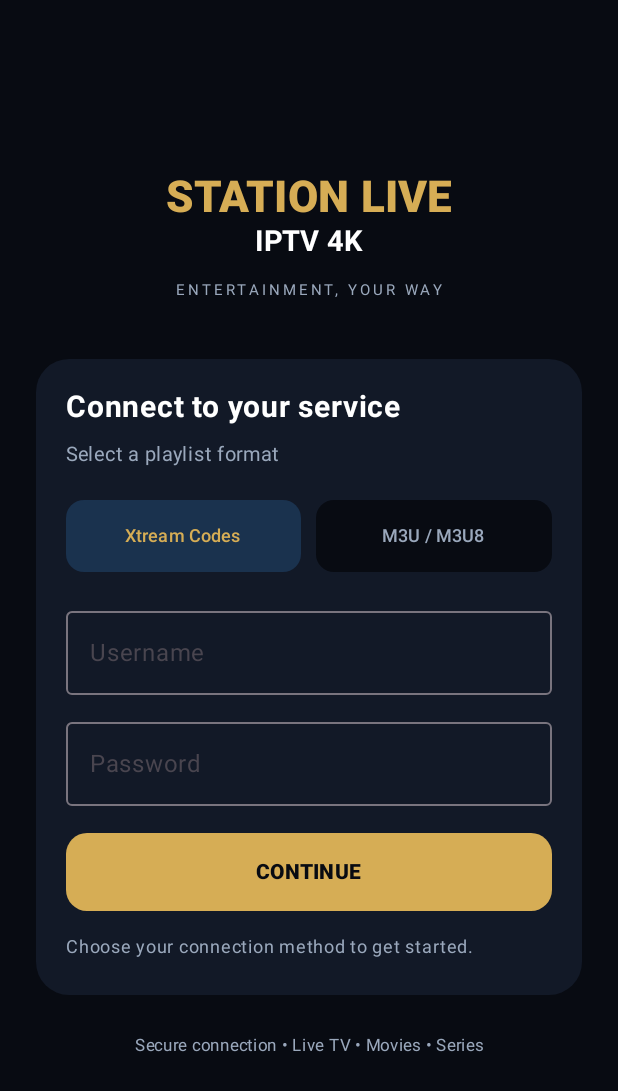
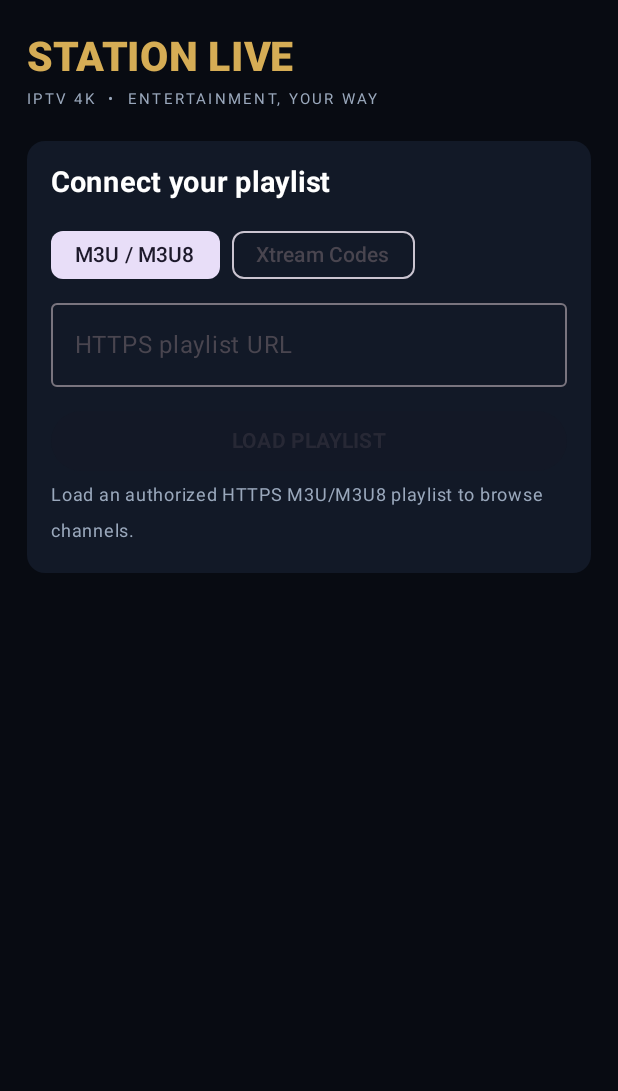
Before and after one commit to stationliveiptv/Tiviate, an Android app built with Jetpack Compose: the screen it shows after launch (MainActivity), on a phone screen of 412 x 824 dp. Shown: the top 1091 px of the screen. Run offline under Robolectric (Android 15) with nearby library versions, the phone set to English and light mode, and no system bars.

Commit message:
feat(android): add M3U browsing and Media3 playback screen

```diff
--- a/android/app/src/main/java/com/stationlive/iptv4k/MainActivity.kt
+++ b/android/app/src/main/java/com/stationlive/iptv4k/MainActivity.kt
@@ -4,28 +4,14 @@ import android.os.Bundle
 import androidx.activity.ComponentActivity
 import androidx.activity.compose.setContent
 import androidx.compose.foundation.background
-import androidx.compose.foundation.layout.Arrangement
-import androidx.compose.foundation.layout.Column
-import androidx.compose.foundation.layout.Row
-import androidx.compose.foundation.layout.Spacer
-import androidx.compose.foundation.layout.fillMaxSize
-import androidx.compose.foundation.layout.fillMaxWidth
-import androidx.compose.foundation.layout.height
-import androidx.compose.foundation.layout.padding
+import androidx.compose.foundation.clickable
+import androidx.compose.foundation.layout.*
+import androidx.compose.foundation.lazy.LazyColumn
+import androidx.compose.foundation.lazy.items
 import androidx.compose.foundation.shape.RoundedCornerShape
 import androidx.compose.foundation.text.KeyboardOptions
-import androidx.compose.material3.Button
-import androidx.compose.material3.ButtonDefaults
-import androidx.compose.material3.MaterialTheme
-import androidx.compose.material3.OutlinedTextField
-import androidx.compose.material3.Surface
-import androidx.compose.material3.Text
-import androidx.compose.material3.TextButton
-import androidx.compose.runtime.Composable
-import androidx.compose.runtime.getValue
-import androidx.compose.runtime.mutableStateOf
-import androidx.compose.runtime.remember
-import androidx.compose.runtime.setValue
+import androidx.compose.material3.*
+import androidx.compose.runtime.*
 import androidx.compose.ui.Alignment
 import androidx.compose.ui.Modifier
 import androidx.compose.ui.graphics.Color
@@ -34,6 +20,14 @@ import androidx.compose.ui.text.input.KeyboardType
 import androidx.compose.ui.text.input.PasswordVisualTransformation
 import androidx.compose.ui.unit.dp
 import androidx.compose.ui.unit.sp
+import androidx.compose.ui.viewinterop.AndroidView
+import androidx.lifecycle.lifecycleScope
+import androidx.media3.common.MediaItem
+import androidx.media3.exoplayer.ExoPlayer
+import androidx.media3.ui.PlayerView
+import kotlinx.coroutines.Dispatchers
+import kotlinx.coroutines.launch
+import kotlinx.coroutines.withContext
 
 private val Night = Color(0xFF080B12)
 private val Panel = Color(0xFF121927)
@@ -44,95 +38,137 @@ private val Muted = Color(0xFF9AA8BC)
 class MainActivity : ComponentActivity() {
     override fun onCreate(savedInstanceState: Bundle?) {
         super.onCreate(savedInstanceState)
-        setContent { StationLiveApp() }
+        val player = ExoPlayer.Builder(this).build()
+        lifecycleScope.launch {
+            setContent {
+                StationLiveApp(
+                    onLoadPlaylist = { url, done ->
+                        lifecycleScope.launch {
+                            val result = withContext(Dispatchers.IO) {
+                                runCatching { M3uRepository.loadFromUrl(url) }
+                            }
+                            done(result)
+                        }
+                    },
+                    onPlay = { streamUrl -> player.setMediaItem(MediaItem.fromUri(streamUrl)); player.prepare(); player.play() },
+                    player = player
+                )
+            }
+        }
+    }
+
+    override fun onDestroy() {
+        super.onDestroy()
+        // Player lifecycle is owned by the Activity.
     }
 }
 
 private enum class SourceMode { XTREAM, M3U }
 
 @Composable
-private fun StationLiveApp() {
-    var mode by remember { mutableStateOf(SourceMode.XTREAM) }
+private fun StationLiveApp(
+    onLoadPlaylist: (String, (Result<List<M3uEntry>>) -> Unit) -> Unit,
+    onPlay: (String) -> Unit,
+    player: ExoPlayer
+) {
+    var mode by remember { mutableStateOf(SourceMode.M3U) }
     var username by remember { mutableStateOf("") }
     var password by remember { mutableStateOf("") }
     var playlistUrl by remember { mutableStateOf("") }
-    var message by remember { mutableStateOf("Choose your connection method to get started.") }
+    var entries by remember { mutableStateOf(emptyList<M3uEntry>()) }
+    var search by remember { mutableStateOf("") }
+    var selectedGroup by remember { mutableStateOf("All") }
+    var message by remember { mutableStateOf("Load an authorized HTTPS M3U/M3U8 playlist to browse channels.") }
+    var loading by remember { mutableStateOf(false) }
+    val groups = remember(entries) { listOf("All") + entries.mapNotNull { it.group }.distinct().sorted() }
+    val visible = remember(entries, search, selectedGroup) {
+        entries.filter {
+            (selectedGroup == "All" || it.group == selectedGroup) &&
+                (search.isBlank() || it.title.contains(search, true) || it.group.orEmpty().contains(search, true))
+        }
+    }
 
     MaterialTheme {
-        Surface(modifier = Modifier.fillMaxSize(), color = Night) {
-            Column(
-                modifier = Modifier.fillMaxSize().padding(horizontal = 24.dp, vertical = 36.dp),
-                horizontalAlignment = Alignment.CenterHorizontally,
-                verticalArrangement = Arrangement.Center
-            ) {
-                Text("STATION LIVE", color = Gold, fontSize = 29.sp, fontWeight = FontWeight.Black)
-                Text("IPTV 4K", color = Color.White, fontSize = 19.sp, fontWeight = FontWeight.Bold)
-                Spacer(Modifier.height(8.dp))
-                Text("ENTERTAINMENT, YOUR WAY", color = Muted, fontSize = 10.sp, letterSpacing = 2.sp)
-                Spacer(Modifier.height(34.dp))
+        Surface(Modifier.fillMaxSize(), color = Night) {
+            Column(Modifier.fillMaxSize().padding(horizontal = 18.dp, vertical = 22.dp)) {
+                Text("STATION LIVE", color = Gold, fontSize = 27.sp, fontWeight = FontWeight.Black)
+                Text("IPTV 4K  •  ENTERTAINMENT, YOUR WAY", color = Muted, fontSize = 10.sp, letterSpacing = 1.5.sp)
+                Spacer(Modifier.height(16.dp))
 
-                Surface(color = Panel, shape = RoundedCornerShape(22.dp), modifier = Modifier.fillMaxWidth()) {
-                    Column(Modifier.padding(20.dp)) {
-                        Text("Connect to your service", color = Color.White, fontSize = 20.sp, fontWeight = FontWeight.Bold)
-                        Spacer(Modifier.height(8.dp))
-                        Text("Select a playlist format", color = Muted, fontSize = 13.sp)
-                        Spacer(Modifier.height(18.dp))
-                        Row(horizontalArrangement = Arrangement.spacedBy(10.dp)) {
-                            ModeButton("Xtream Codes", mode == SourceMode.XTREAM, Modifier.weight(1f)) { mode = SourceMode.XTREAM; message = "Enter the account details supplied to you." }
-                            ModeButton("M3U / M3U8", mode == SourceMode.M3U, Modifier.weight(1f)) { mode = SourceMode.M3U; message = "Paste an authorized playlist URL." }
+                if (entries.isEmpty()) {
+                    Card(colors = CardDefaults.cardColors(containerColor = Panel)) {
+                        Column(Modifier.padding(16.dp)) {
+                            Text("Connect your playlist", color = Color.White, fontSize = 19.sp, fontWeight = FontWeight.Bold)
+                            Spacer(Modifier.height(12.dp))
+                            Row(horizontalArrangement = Arrangement.spacedBy(8.dp)) {
+                                FilterChip(selected = mode == SourceMode.M3U, onClick = { mode = SourceMode.M3U }, label = { Text("M3U / M3U8") })
+                                FilterChip(selected = mode == SourceMode.XTREAM, onClick = { mode = SourceMode.XTREAM }, label = { Text("Xtream Codes") })
                             }
-                        Spacer(Modifier.height(18.dp))
-                        if (mode == SourceMode.XTREAM) {
+                            if (mode == SourceMode.M3U) {
                                 OutlinedTextField(
-                                value = username, onValueChange = { username = it }, modifier = Modifier.fillMaxWidth(),
-                                label = { Text("Username") }, singleLine = true
-                            )
-                            Spacer(Modifier.height(10.dp))
-                            OutlinedTextField(
-                                value = password, onValueChange = { password = it }, modifier = Modifier.fillMaxWidth(),
-                                label = { Text("Password") }, singleLine = true,
-                                visualTransformation = PasswordVisualTransformation(),
-                                keyboardOptions = KeyboardOptions(keyboardType = KeyboardType.Password)
+                                    value = playlistUrl, onValueChange = { playlistUrl = it },
+                                    modifier = Modifier.fillMaxWidth(), label = { Text("HTTPS playlist URL") }, singleLine = true
                                 )
                             } else {
-                            OutlinedTextField(
-                                value = playlistUrl, onValueChange = { playlistUrl = it }, modifier = Modifier.fillMaxWidth(),
-                                label = { Text("M3U / M3U8 playlist URL") }, singleLine = true
-                            )
+                                OutlinedTextField(value = username, onValueChange = { username = it }, modifier = Modifier.fillMaxWidth(), label = { Text("Username") }, singleLine = true)
+                                Spacer(Modifier.height(8.dp))
+                                OutlinedTextField(value = password, onValueChange = { password = it }, modifier = Modifier.fillMaxWidth(), label = { Text("Password") }, singleLine = true, visualTransformation = PasswordVisualTransformation(), keyboardOptions = KeyboardOptions(keyboardType = KeyboardType.Password))
+                                Text("Xtream login is not connected yet. It requires a secure HTTPS service endpoint.", color = Muted, fontSize = 11.sp)
                             }
-                        Spacer(Modifier.height(18.dp))
+                            Spacer(Modifier.height(12.dp))
                             Button(
+                                enabled = !loading && mode == SourceMode.M3U && playlistUrl.isNotBlank(),
                                 onClick = {
-                                message = when {
-                                    mode == SourceMode.XTREAM && username.isBlank() -> "Please enter your username."
-                                    mode == SourceMode.XTREAM && password.isBlank() -> "Please enter your password."
-                                    mode == SourceMode.M3U && playlistUrl.isBlank() -> "Please enter your playlist URL."
-                                    else -> "Connection service is not configured yet. Backend integration is the next step."
+                                    loading = true
+                                    message = "Loading playlist…"
+                                    onLoadPlaylist(playlistUrl) { result ->
+                                        loading = false
+                                        result.onSuccess {
+                                            entries = it
+                                            message = if (it.isEmpty()) "Playlist loaded but contains no playable entries." else "Loaded ${it.size} entries."
+                                        }.onFailure { message = it.message ?: "Could not load playlist." }
                                     }
                                 },
-                            modifier = Modifier.fillMaxWidth().height(52.dp),
-                            colors = ButtonDefaults.buttonColors(containerColor = Gold, contentColor = Night),
-                            shape = RoundedCornerShape(14.dp)
-                        ) {
-                            Text("CONTINUE", fontWeight = FontWeight.ExtraBold)
-                        }
-                        Spacer(Modifier.height(12.dp))
+                                modifier = Modifier.fillMaxWidth(),
+                                colors = ButtonDefaults.buttonColors(containerColor = Gold, contentColor = Night)
+                            ) { Text(if (loading) "LOADING…" else "LOAD PLAYLIST", fontWeight = FontWeight.Bold) }
                             Text(message, color = Muted, fontSize = 12.sp)
                         }
                     }
-                Spacer(Modifier.height(22.dp))
-                Text("Secure connection • Live TV • Movies • Series", color = Muted, fontSize = 11.sp)
+                } else {
+                    Text("${entries.size} CHANNELS", color = Gold, fontWeight = FontWeight.Bold)
+                    Spacer(Modifier.height(8.dp))
+                    OutlinedTextField(value = search, onValueChange = { search = it }, modifier = Modifier.fillMaxWidth(), label = { Text("Search channels") }, singleLine = true)
+                    Spacer(Modifier.height(8.dp))
+                    androidx.compose.foundation.lazy.LazyRow(horizontalArrangement = Arrangement.spacedBy(6.dp)) {
+                        items(groups) { group ->
+                            FilterChip(selected = selectedGroup == group, onClick = { selectedGroup = group }, label = { Text(group) })
+                        }
+                    }
+                    Spacer(Modifier.height(8.dp))
+                    LazyColumn(Modifier.weight(1f), verticalArrangement = Arrangement.spacedBy(6.dp)) {
+                        items(visible) { entry ->
+                            Row(
+                                Modifier.fillMaxWidth().background(Panel, RoundedCornerShape(12.dp)).clickable { onPlay(entry.url) }.padding(13.dp),
+                                verticalAlignment = Alignment.CenterVertically
+                            ) {
+                                Column(Modifier.weight(1f)) {
+                                    Text(entry.title, color = Color.White, fontWeight = FontWeight.SemiBold)
+                                    Text(entry.group ?: "Uncategorized", color = Muted, fontSize = 11.sp)
+                                }
+                                Text("PLAY", color = Gold, fontWeight = FontWeight.Bold, fontSize = 11.sp)
+                            }
+                        }
+                    }
+                    Spacer(Modifier.height(8.dp))
+                    AndroidView(
+                        modifier = Modifier.fillMaxWidth().height(210.dp).background(Color.Black),
+                        factory = { context -> PlayerView(context).apply { this.player = player; useController = true } },
+                        update = { it.player = player }
+                    )
+                    TextButton(onClick = { entries = emptyList(); search = ""; selectedGroup = "All"; player.stop() }) { Text("CHANGE PLAYLIST", color = Gold) }
                 }
             }
         }
     }
-
-@Composable
-private fun ModeButton(label: String, selected: Boolean, modifier: Modifier = Modifier, onClick: () -> Unit) {
-    TextButton(
-        onClick = onClick,
-        modifier = modifier.background(if (selected) Blue.copy(alpha = 0.22f) else Night, RoundedCornerShape(12.dp))
-    ) {
-        Text(label, color = if (selected) Gold else Muted, fontWeight = FontWeight.SemiBold, fontSize = 12.sp)
 }
-}
```
Lines whose indentation alone changed are shown as unchanged.
